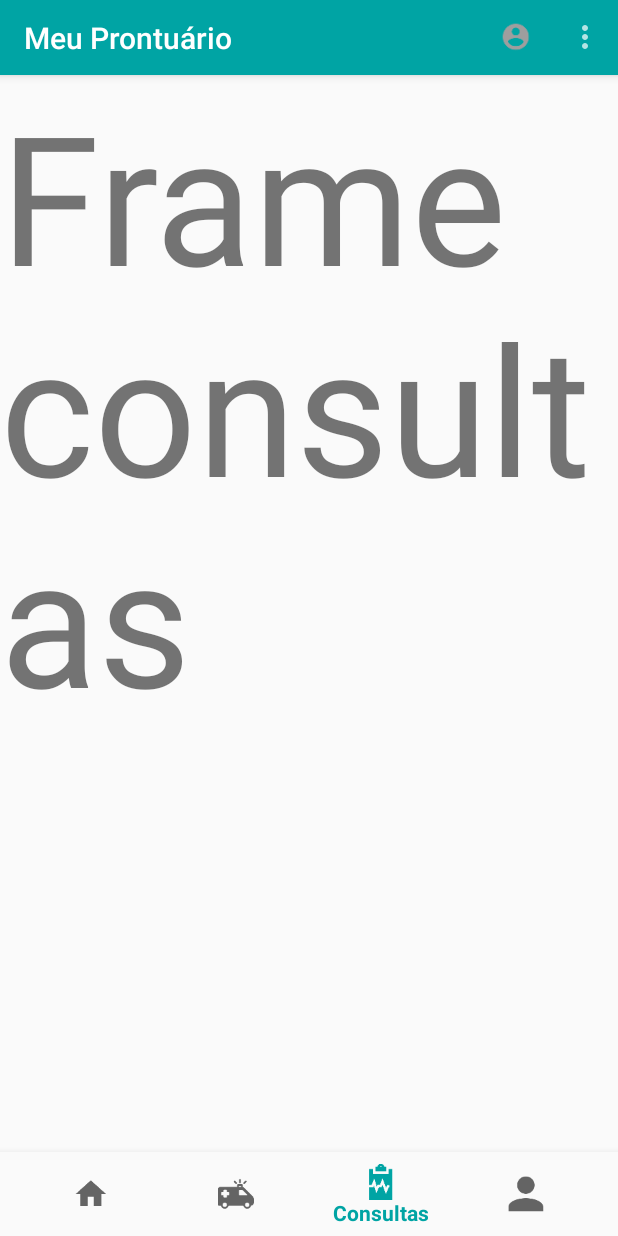
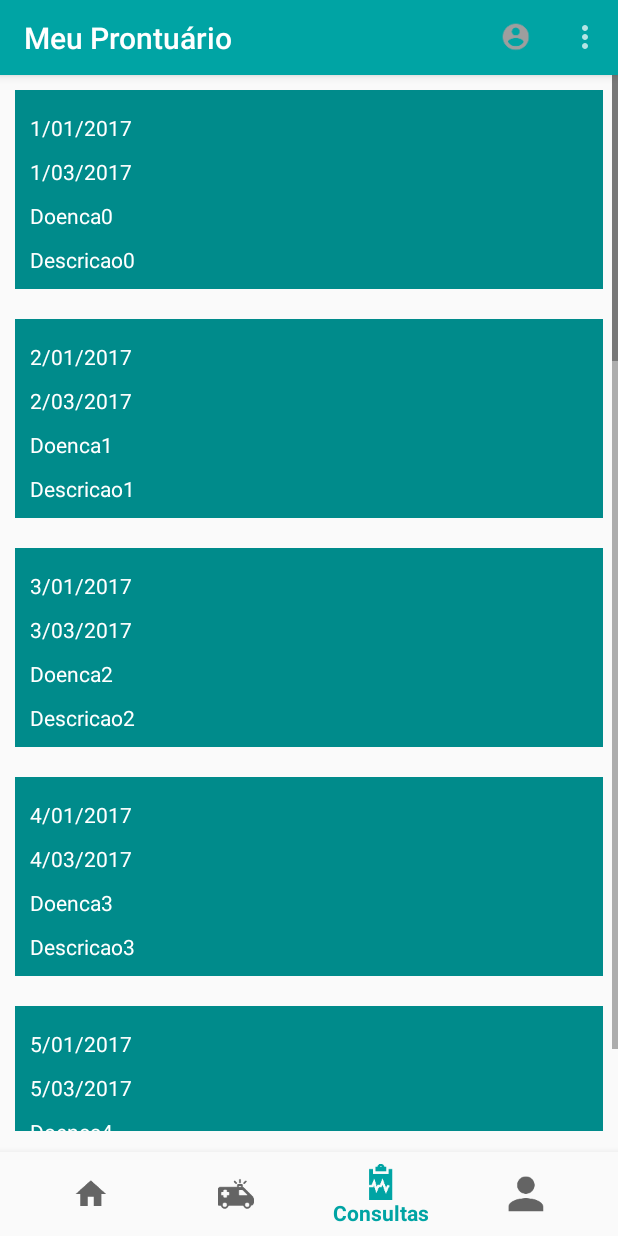
Before and after one commit to RobertoGomess/projetoandroid, an Android app: the HomeActivity screen opened directly, with no data from a screen before it, item 3 of the bottom bar chosen, on a phone screen of 412 x 824 dp. Run offline under Robolectric (Android 15) with nearby library versions, the phone set to English and light mode, and no system bars.

Commit message:
1 - RecycleView receita funcionando; 2 - Pegando a posição do item, no click do mesmo;

```diff
--- a/MeuProntuario/app/src/main/java/br/com/meuprontuario/meuprontuario/ConsultasFragment.java
+++ b/MeuProntuario/app/src/main/java/br/com/meuprontuario/meuprontuario/ConsultasFragment.java
@@ -3,23 +3,45 @@ package br.com.meuprontuario.meuprontuario;
 import android.os.Bundle;
 import android.support.annotation.Nullable;
 import android.support.v4.app.Fragment;
+import android.support.v7.widget.LinearLayoutManager;
+import android.support.v7.widget.RecyclerView;
 import android.view.LayoutInflater;
 import android.view.View;
 import android.view.ViewGroup;
+import android.widget.Toast;
+
+import java.util.List;
 
 /**
  * Created by betoj on 13/04/2017.
  */
 
-public class ConsultasFragment extends Fragment {
-
+public class ConsultasFragment extends Fragment implements RecycleViewOnClikeListenerHack {
+    RecyclerView recyclerView;
+    List<Receita> listReceita;
 
     @Nullable
     @Override
     public View onCreateView(LayoutInflater inflater, @Nullable ViewGroup container, @Nullable Bundle savedInstanceState) {
 
         View view = inflater.inflate(R.layout.fragment_consultas,container,false);
+        recyclerView = (RecyclerView)view.findViewById(R.id.rv_receitas);
+        recyclerView.setHasFixedSize(true);
+
+        LinearLayoutManager lln = new LinearLayoutManager(getActivity());
+        lln.setOrientation(LinearLayoutManager.VERTICAL);
+        recyclerView.setLayoutManager(lln);
+
+        listReceita = ((HomeActivity)getActivity()).getListaReceita();
+        ReceitaAdapter adapter =  new ReceitaAdapter(listReceita,getActivity());
+        adapter.setRecycleViewOnClikeListenerHack(this);
+        recyclerView.setAdapter(adapter);
+
         return  view;
     }
 
+    @Override
+    public void onClickListener(View view, int position) {
+        Toast.makeText(getActivity(),"CLICK NA POSIÇÃO "+ position,Toast.LENGTH_LONG).show();
+    }
 }
--- a/MeuProntuario/app/src/main/java/br/com/meuprontuario/meuprontuario/HomeActivity.java
+++ b/MeuProntuario/app/src/main/java/br/com/meuprontuario/meuprontuario/HomeActivity.java
@@ -32,6 +32,15 @@ import java.util.List;
 public class HomeActivity extends AppCompatActivity {
 
     BottomNavigationView navigation;
+    public List<Receita> getListaReceita (){
+        List<Receita> listReceita = new ArrayList<>();
+        for (int x = 0; x<20; x++){
+            Receita receita = new Receita(x,x+1+"/01/2017",x+1+"/03/2017","Doenca"+x,"Descricao"+x);
+            listReceita.add(receita);
+        }
+        return listReceita;
+    }
+
     @Override
     protected void onCreate(Bundle savedInstanceState) {
         super.onCreate(savedInstanceState);
--- a/MeuProntuario/app/src/main/java/br/com/meuprontuario/meuprontuario/HomeFragment.java
+++ b/MeuProntuario/app/src/main/java/br/com/meuprontuario/meuprontuario/HomeFragment.java
@@ -20,31 +20,12 @@ import java.util.List;
 public class HomeFragment extends Fragment {
 
 
-        RecyclerView recyclerView;
-        ReceitaAdapter receitaAdapter;
-        List<Receita> listReceita;
-
         @Override
         public View onCreateView(LayoutInflater inflater, @Nullable ViewGroup container, @Nullable Bundle savedInsatanceState){
 
             View view = inflater.inflate(R.layout.fragment_home,container,false);
 
-         /*   recyclerView = (RecyclerView)view.findViewById(R.id.RecycleReceitas);
-            recyclerView.setHasFixedSize(true);
 
-
-            LinearLayoutManager layoutManager = new LinearLayoutManager(this.getParentFragment().getContext());
-            recyclerView.setLayoutManager(layoutManager);
-
-            listReceita.add(new Receita (1,"20/20/20","20/21/20","Caganeira","Ele cagou muito"));
-            listReceita.add(new Receita (2,"30/30/30","30/31/30","Caganeira Intermediária","Ele cagou muito mais"));
-            listReceita.add(new Receita (2,"40/40/40","40/41/40","Caganeira Avançada","Ele cagou muito muito mais"));
-
-            receitaAdapter = new ReceitaAdapter(listReceita);
-            recyclerView.setAdapter(receitaAdapter);
-
-            recyclerView.addItemDecoration(new DividerItemDecoration(this.getParentFragment().getContext(),DividerItemDecoration.VERTICAL));
-            */
             return  view;
         }
     }
--- a/MeuProntuario/app/src/main/java/br/com/meuprontuario/meuprontuario/ReceitaAdapter.java
+++ b/MeuProntuario/app/src/main/java/br/com/meuprontuario/meuprontuario/ReceitaAdapter.java
@@ -1,9 +1,11 @@
 package br.com.meuprontuario.meuprontuario;
 
+import android.content.Context;
 import android.support.v7.widget.RecyclerView;
 import android.view.LayoutInflater;
 import android.view.View;
 import android.view.ViewGroup;
+import android.widget.TextView;
 
 import java.util.List;
 
@@ -11,30 +13,68 @@ import java.util.List;
  * Created by aluno on 19/04/2017.
  */
 
-public class ReceitaAdapter extends RecyclerView.Adapter<ListViewHolder>{
+public class ReceitaAdapter extends RecyclerView.Adapter<ReceitaAdapter.MyViewHolder>{
 
-    private List<Receita> listReceitas;
+    private List<Receita> mListaReceica;
+    private LayoutInflater mLayoutInflater;
+    private RecycleViewOnClikeListenerHack recycleViewOnClikeListenerHack;
 
-    public ReceitaAdapter(List<Receita> receitas){
-        listReceitas = receitas;
+    public ReceitaAdapter (List<Receita> mListaReceica, Context context){
+        this.mListaReceica = mListaReceica;
+
+        this.mLayoutInflater = (LayoutInflater)context.getSystemService(context.LAYOUT_INFLATER_SERVICE);
+    }
+
+    public class MyViewHolder extends RecyclerView.ViewHolder implements View.OnClickListener{
+        public TextView txtData;
+        public TextView txtValidade;
+        public TextView txtDoenca;
+        public TextView txtDescrico;
+
+        public MyViewHolder(View itemView){
+            super(itemView);
+            txtData = (TextView)itemView.findViewById(R.id.txt_data);
+            txtDoenca = (TextView)itemView.findViewById(R.id.txt_doenca);
+            txtDescrico = (TextView)itemView.findViewById(R.id.txt_descricao);
+            txtValidade = (TextView)itemView.findViewById(R.id.txt_validade);
+            itemView.setOnClickListener(this);
+        }
+
+        @Override
+        public void onClick(View v) {
+            if (recycleViewOnClikeListenerHack != null){
+                recycleViewOnClikeListenerHack.onClickListener(v,getAdapterPosition());
+            }
+        }
     }
 
     @Override
-    public ListViewHolder onCreateViewHolder(ViewGroup parent, int viewType) {
-        return new ListViewHolder(LayoutInflater.from(parent.getContext()).
-                inflate(R.layout.linha_receita,parent,false));
+    public MyViewHolder onCreateViewHolder(ViewGroup parent, int viewType) {
+
+        View view = mLayoutInflater.inflate(R.layout.linha_receita,parent,false);
+        MyViewHolder myViewHolder = new MyViewHolder(view);
+
+        return myViewHolder;
     }
 
     @Override
-    public void onBindViewHolder(ListViewHolder holder, int position) {
-        holder.textViewDoenca.setText(listReceitas.get(position).getDoenca());
-        holder.textViewDescricao.setText(listReceitas.get(position).getDescricao());
-        holder.textViewValidade.setText(listReceitas.get(position).getValidade().toString());
-        holder.textViewData.setText(listReceitas.get(position).getData().toString());
+    public void onBindViewHolder(MyViewHolder holder, int position) {
+
+        holder.txtData.setText(mListaReceica.get(position).getData());
+        holder.txtDescrico.setText(mListaReceica.get(position).getDescricao());
+        holder.txtDoenca.setText(mListaReceica.get(position).getDoenca());
+        holder.txtValidade.setText(mListaReceica.get(position).getValidade());
+
     }
 
     @Override
-    public int getItemCount() {
-        return listReceitas.size();
+    public int getItemCount()
+    {
+        return mListaReceica.size();
     }
+    public void setRecycleViewOnClikeListenerHack(RecycleViewOnClikeListenerHack recycleViewOnClikeListenerHack){
+        this.recycleViewOnClikeListenerHack = recycleViewOnClikeListenerHack;
+    }
+
+
 }
--- /dev/null
+++ b/MeuProntuario/app/src/main/java/br/com/meuprontuario/meuprontuario/RecycleViewOnClikeListenerHack.java
@@ -0,0 +1,11 @@
+package br.com.meuprontuario.meuprontuario;
+
+import android.view.View;
+
+/**
+ * Created by Beto on 24/04/2017.
+ */
+
+public interface RecycleViewOnClikeListenerHack {
+    void onClickListener(View view,int position);
+}
--- a/MeuProntuario/app/src/main/res/layout/fragment_consultas.xml
+++ b/MeuProntuario/app/src/main/res/layout/fragment_consultas.xml
@@ -8,14 +8,13 @@
             android:layout_width="match_parent"
             android:layout_height="match_parent"
             android:scrollbars="vertical"
+            android:layout_marginBottom="70dp"
             >
-            <TextView
-                android:id="@+id/textView5"
+            <android.support.v7.widget.RecyclerView
+                android:id="@+id/rv_receitas"
                 android:layout_width="match_parent"
-                android:layout_height="wrap_content"
-                android:text="Frame consultas"
-                android:textSize="120sp"
-                />
+                android:layout_height="match_parent"
+                android:scrollbars="vertical"/>
         </ScrollView>
     </RelativeLayout>
 </FrameLayout>
--- a/MeuProntuario/app/src/main/res/layout/fragment_home.xml
+++ b/MeuProntuario/app/src/main/res/layout/fragment_home.xml
@@ -6,17 +6,14 @@
 
     <RelativeLayout
         android:layout_width="match_parent"
-        android:layout_height="match_parent">
+        android:layout_height="match_parent"
+        >
         <ScrollView
             android:layout_width="match_parent"
             android:layout_height="match_parent"
             android:scrollbars="vertical"
             >
 
-            <android.support.v7.widget.RecyclerView
-                android:id="@+id/RecycleReceitas"
-                android:layout_width="match_parent"
-                android:layout_height="wrap_content" />
         </ScrollView>
     </RelativeLayout>
 </FrameLayout>
--- a/MeuProntuario/app/src/main/res/layout/linha_receita.xml
+++ b/MeuProntuario/app/src/main/res/layout/linha_receita.xml
@@ -7,49 +7,54 @@
     android:orientation="vertical"
     android:paddingBottom="10dp"
     android:weightSum="1"
-
     >
 
     <TextView
         android:id="@+id/txt_data"
         android:layout_width="match_parent"
         android:layout_height="wrap_content"
-        android:layout_marginBottom="10dp"
         android:layout_marginLeft="10dp"
         android:layout_marginRight="10dp"
-        android:layout_marginTop="10dp"
         android:text="Data:"
-        android:textColor="@color/colorBranco" />
+        android:textColor="@color/colorBranco"
+        android:layout_alignParentTop="true"
+        android:layout_centerHorizontal="true"
+        android:layout_marginTop="15dp" />
     <TextView
         android:id="@+id/txt_validade"
         android:layout_width="match_parent"
         android:layout_height="wrap_content"
+        android:layout_marginLeft="10dp"
         android:layout_marginRight="10dp"
         android:text="Validade:"
         android:textColor="@color/colorBranco"
+        android:layout_marginTop="10dp"
         android:layout_below="@+id/txt_data"
-        android:layout_alignStart="@+id/txt_data" />
-
+        android:layout_alignParentStart="true" />
     <TextView
         android:id="@+id/txt_doenca"
         android:layout_width="match_parent"
         android:layout_height="wrap_content"
-        android:layout_marginRight="10dp"
         android:layout_marginTop="10dp"
         android:text="Doença:"
         android:textColor="@color/colorBranco"
         android:layout_below="@+id/txt_validade"
-        android:layout_alignStart="@+id/txt_validade" />
+        android:layout_alignStart="@+id/txt_validade"
+        android:layout_alignEnd="@+id/txt_validade" />
 
     <TextView
         android:id="@+id/txt_descricao"
         android:layout_width="match_parent"
         android:layout_height="wrap_content"
         android:layout_marginTop="10dp"
-        android:layout_marginRight="10dp"
+
         android:text="Descrição:"
         android:textColor="@color/colorBranco"
         android:layout_below="@+id/txt_doenca"
-        android:layout_alignStart="@+id/txt_doenca" />
+        android:layout_alignStart="@+id/txt_doenca"
+        android:layout_alignEnd="@+id/txt_doenca" />
+
+
+
 
 </RelativeLayout>
```
